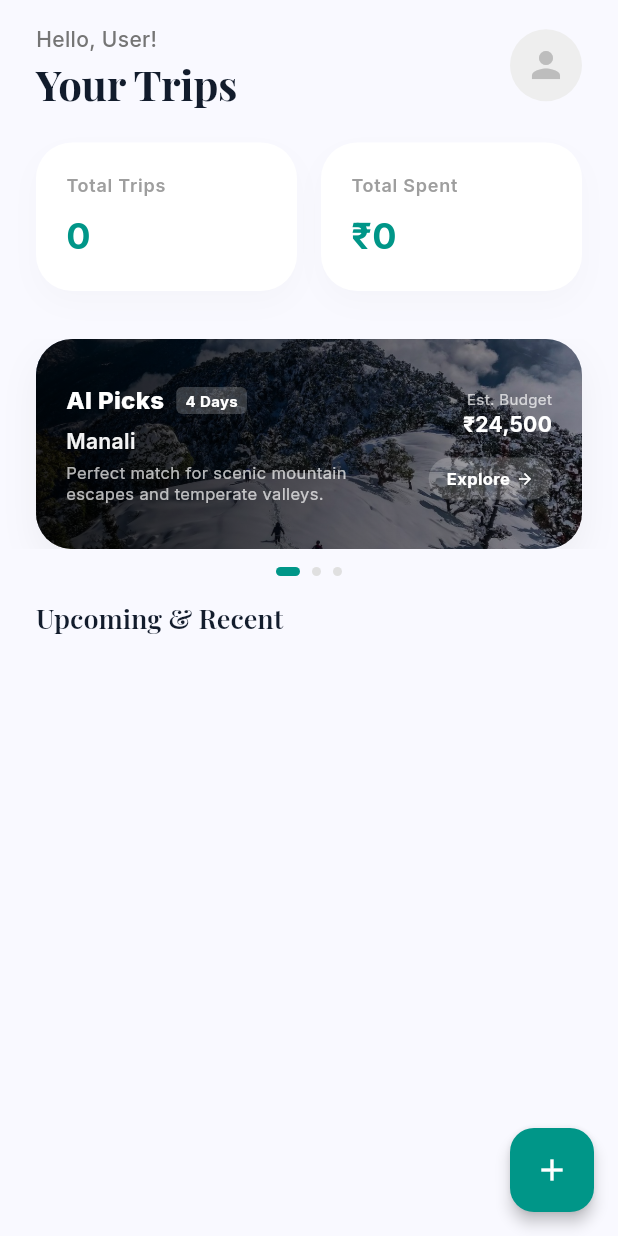
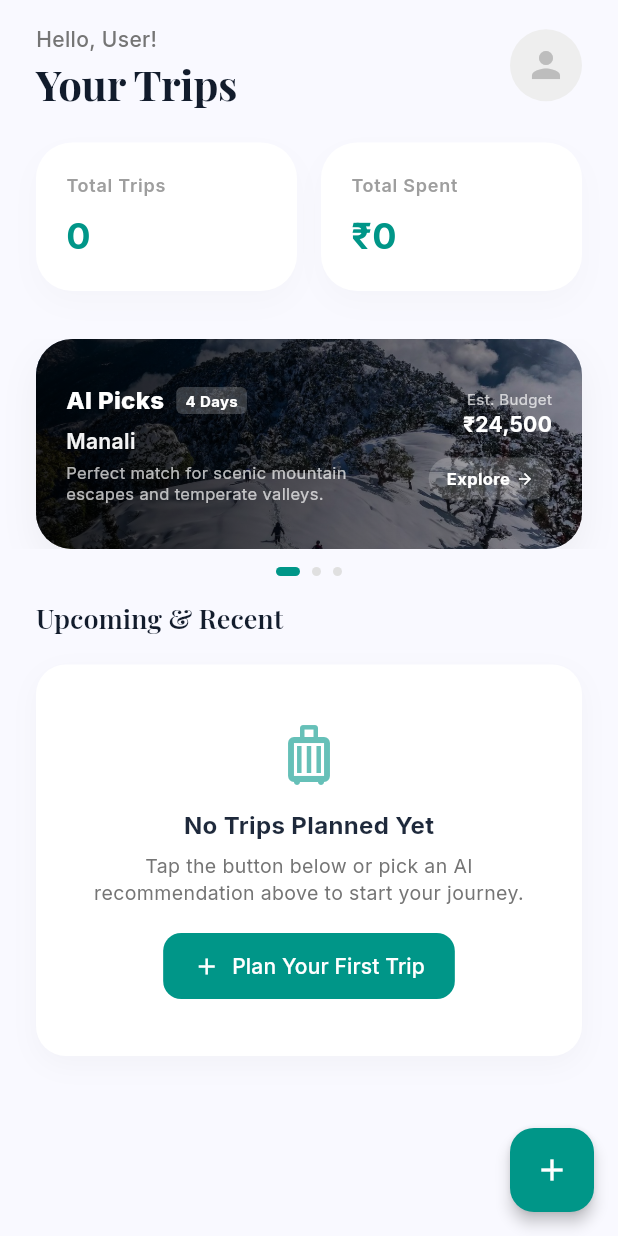
Before and after one commit to abhaysingh-10/TravelSenseAI, a Flutter app: the HomeTripListScreen screen opened directly, on a phone screen of 412 x 824 dp. Run offline on Flutter 3.47's test engine with Material 3 defaults, Android fonts, the phone set to English and light mode, and no system bars; our stand-ins replace fl_chart, flutter_riverpod, flutter_secure_storage, google_fonts; accounts and stored records are empty; network calls fail.

Commit message:
feat(ui): add clean empty state illustration and quick action for trips on home screen

```diff
--- a/frontend/lib/screens/home_trip_list_screen.dart
+++ b/frontend/lib/screens/home_trip_list_screen.dart
@@ -127,7 +127,78 @@ class HomeTripListScreen extends ConsumerWidget {
                 ),
               ),
 
-              // Trip List
+              // Trip List or Empty State
+              if (trips.isEmpty)
+                SliverToBoxAdapter(
+                  child: Padding(
+                    padding: const EdgeInsets.symmetric(horizontal: 24.0, vertical: 12.0),
+                    child: Container(
+                      width: double.infinity,
+                      padding: const EdgeInsets.symmetric(vertical: 36, horizontal: 20),
+                      decoration: BoxDecoration(
+                        color: Colors.white,
+                        borderRadius: BorderRadius.circular(20),
+                        boxShadow: [
+                          BoxShadow(
+                            color: Colors.black.withValues(alpha: 0.03),
+                            blurRadius: 15,
+                            offset: const Offset(0, 6),
+                          ),
+                        ],
+                      ),
+                      child: Column(
+                        mainAxisAlignment: MainAxisAlignment.center,
+                        children: [
+                          Icon(
+                            Icons.luggage_outlined,
+                            size: 48,
+                            color: Theme.of(context).primaryColor.withValues(alpha: 0.6),
+                          ),
+                          const SizedBox(height: 12),
+                          const Text(
+                            'No Trips Planned Yet',
+                            style: TextStyle(
+                              fontSize: 16,
+                              fontWeight: FontWeight.w700,
+                              color: Color(0xFF1E293B),
+                            ),
+                          ),
+                          const SizedBox(height: 6),
+                          Text(
+                            'Tap the button below or pick an AI recommendation above to start your journey.',
+                            textAlign: TextAlign.center,
+                            style: TextStyle(
+                              fontSize: 13,
+                              color: Colors.grey.shade600,
+                              height: 1.4,
+                            ),
+                          ),
+                          const SizedBox(height: 16),
+                          ElevatedButton.icon(
+                            onPressed: () {
+                              Navigator.push(
+                                context,
+                                MaterialPageRoute(builder: (context) => const AddEditTripScreen()),
+                              );
+                            },
+                            icon: const Icon(Icons.add, size: 18),
+                            label: const Text('Plan Your First Trip'),
+                            style: ElevatedButton.styleFrom(
+                              backgroundColor: Theme.of(context).primaryColor,
+                              foregroundColor: Colors.white,
+                              padding: const EdgeInsets.symmetric(horizontal: 20, vertical: 12),
+                              shape: RoundedRectangleBorder(
+                                borderRadius: BorderRadius.circular(12),
+                              ),
+                              elevation: 0,
+                            ),
+                          ),
+                        ],
+                      ),
+                    ),
+                  ),
+                )
+              else
                 SliverPadding(
                   padding:
                       const EdgeInsets.symmetric(horizontal: 24.0, vertical: 8.0),
```
Lines whose indentation alone changed are shown as unchanged.
